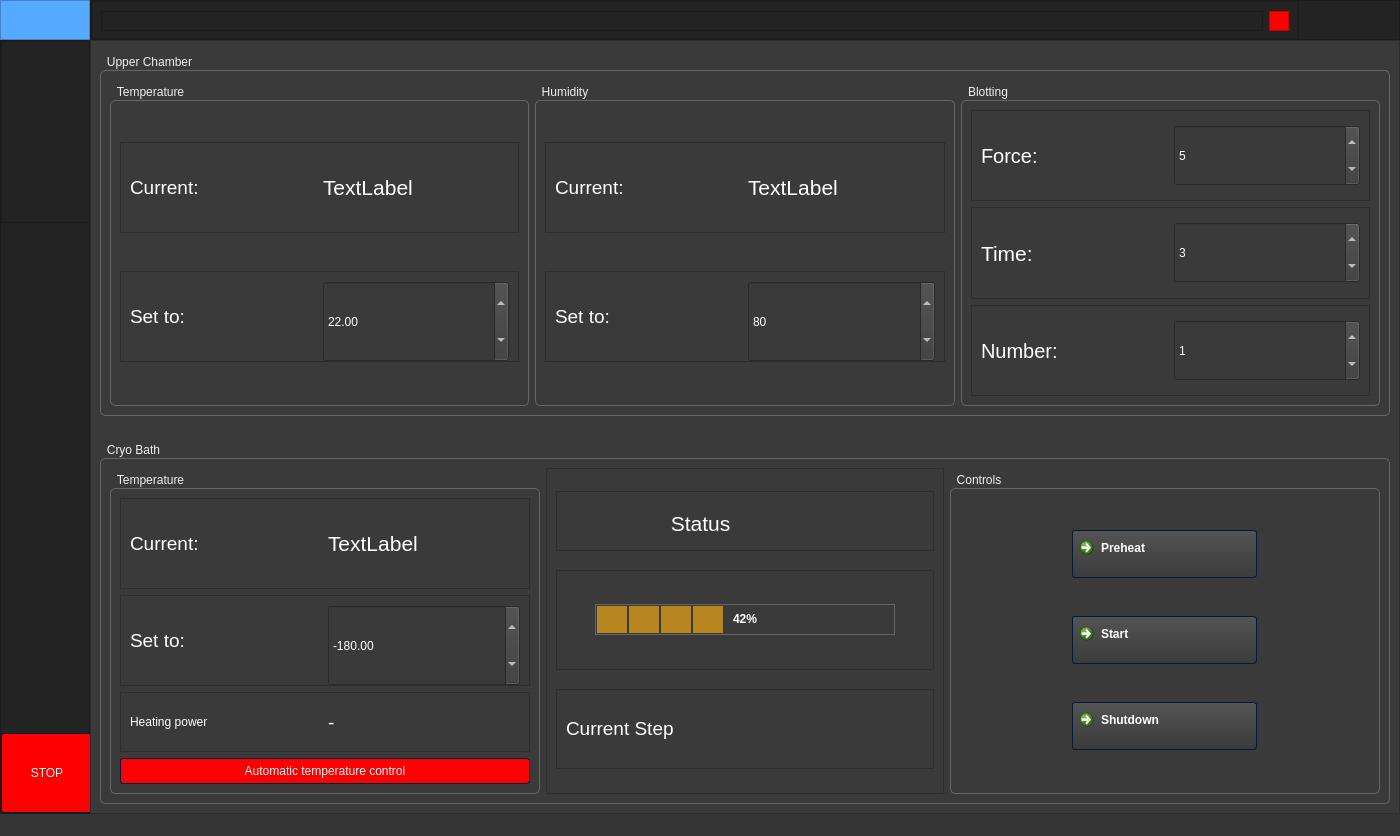
LarsG21/plunge_freezer_gui, file PEM_new_gui.ui: the form before one commit.
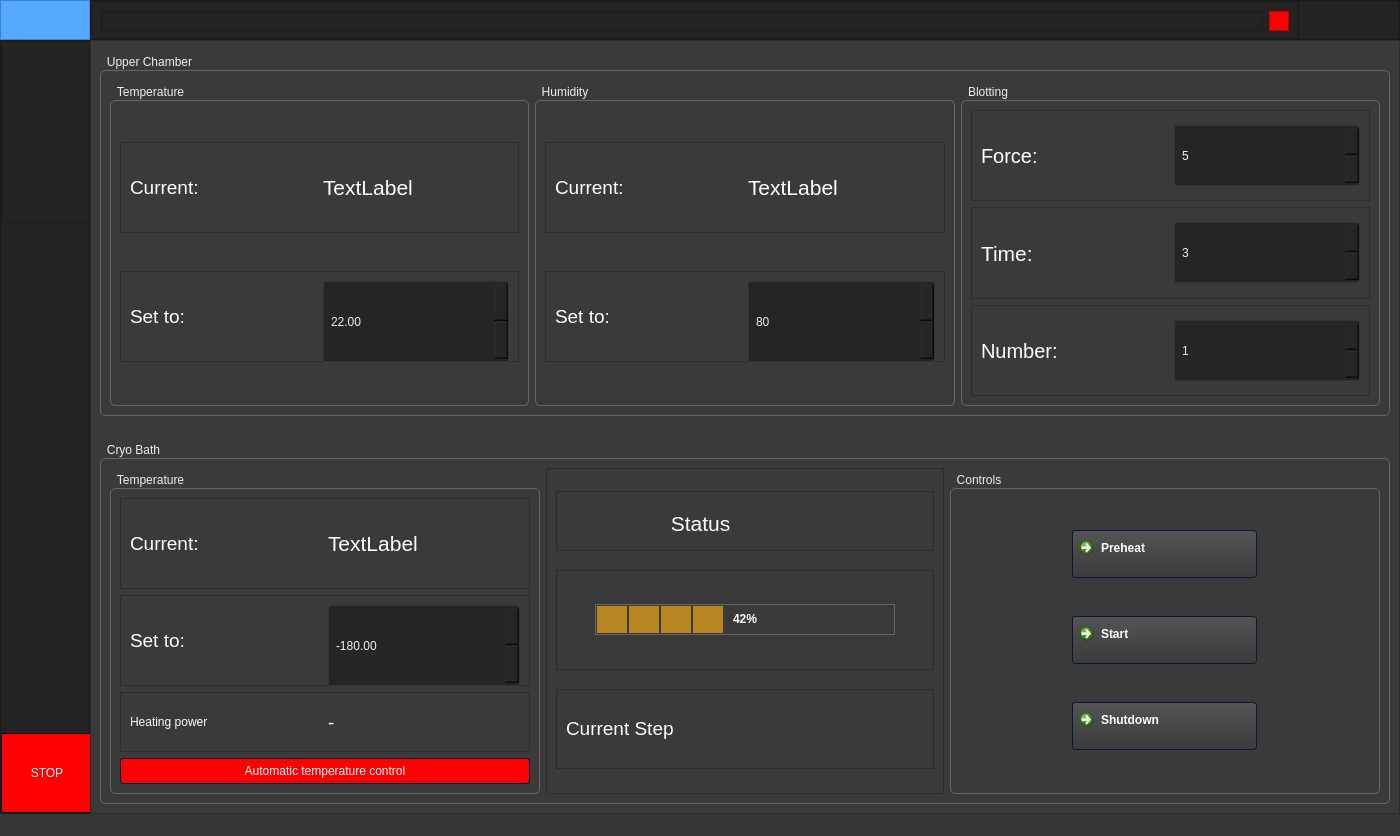
The form after the commit. The open tabs and pages were chosen to show the change. Icons and pictures are not drawn.

```diff
--- a/PEM_new_gui.ui
+++ b/PEM_new_gui.ui
@@ -1668,7 +1668,12 @@
                           </size>
                          </property>
                          <property name="styleSheet">
-                          <string notr="true"/>
+                          <string notr="true">background-color: #252525;
+color : #eee;
+border: 1px solid #343434;
+padding: 3px;
+padding-left: 5px;
+border-radius : 2px;</string>
                          </property>
                          <property name="value">
                           <double>22.000000000000000</double>
@@ -1788,6 +1793,14 @@
                            <height>81</height>
                           </size>
                          </property>
+                         <property name="styleSheet">
+                          <string notr="true">background-color: #252525;
+color : #eee;
+border: 1px solid #343434;
+padding: 3px;
+padding-left: 5px;
+border-radius : 2px;</string>
+                         </property>
                          <property name="decimals">
                           <number>0</number>
                          </property>
@@ -1855,6 +1868,14 @@
                            <height>61</height>
                           </size>
                          </property>
+                         <property name="styleSheet">
+                          <string notr="true">background-color: #252525;
+color : #eee;
+border: 1px solid #343434;
+padding: 3px;
+padding-left: 5px;
+border-radius : 2px;</string>
+                         </property>
                          <property name="decimals">
                           <number>0</number>
                          </property>
@@ -1905,6 +1926,14 @@
                            <height>61</height>
                           </size>
                          </property>
+                         <property name="styleSheet">
+                          <string notr="true">background-color: #252525;
+color : #eee;
+border: 1px solid #343434;
+padding: 3px;
+padding-left: 5px;
+border-radius : 2px;</string>
+                         </property>
                          <property name="decimals">
                           <number>0</number>
                          </property>
@@ -1954,6 +1983,14 @@
                            <height>61</height>
                           </size>
                          </property>
+                         <property name="styleSheet">
+                          <string notr="true">background-color: #252525;
+color : #eee;
+border: 1px solid #343434;
+padding: 3px;
+padding-left: 5px;
+border-radius : 2px;</string>
+                         </property>
                          <property name="decimals">
                           <number>0</number>
                          </property>
@@ -2115,6 +2152,14 @@
                            <height>81</height>
                           </size>
                          </property>
+                         <property name="styleSheet">
+                          <string notr="true">background-color: #252525;
+color : #eee;
+border: 1px solid #343434;
+padding: 3px;
+padding-left: 5px;
+border-radius : 2px;</string>
+                         </property>
                          <property name="minimum">
                           <double>-200.000000000000000</double>
                          </property>
```
Left out of the diff: 104 changed lines with no effect on the pictures.
